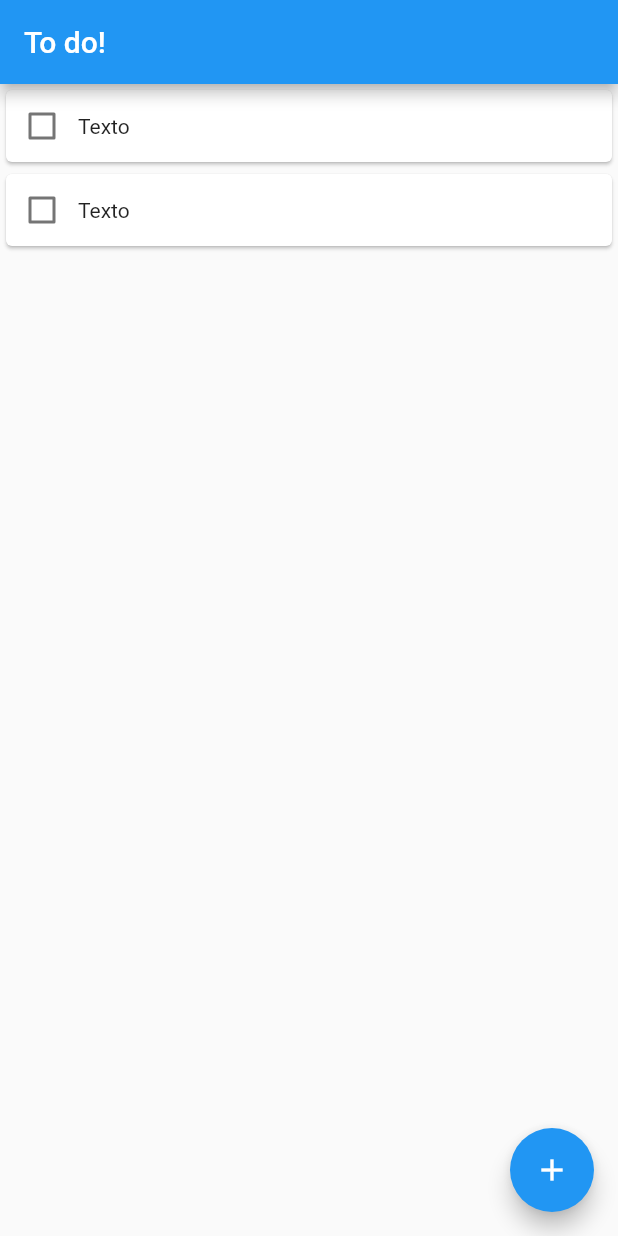
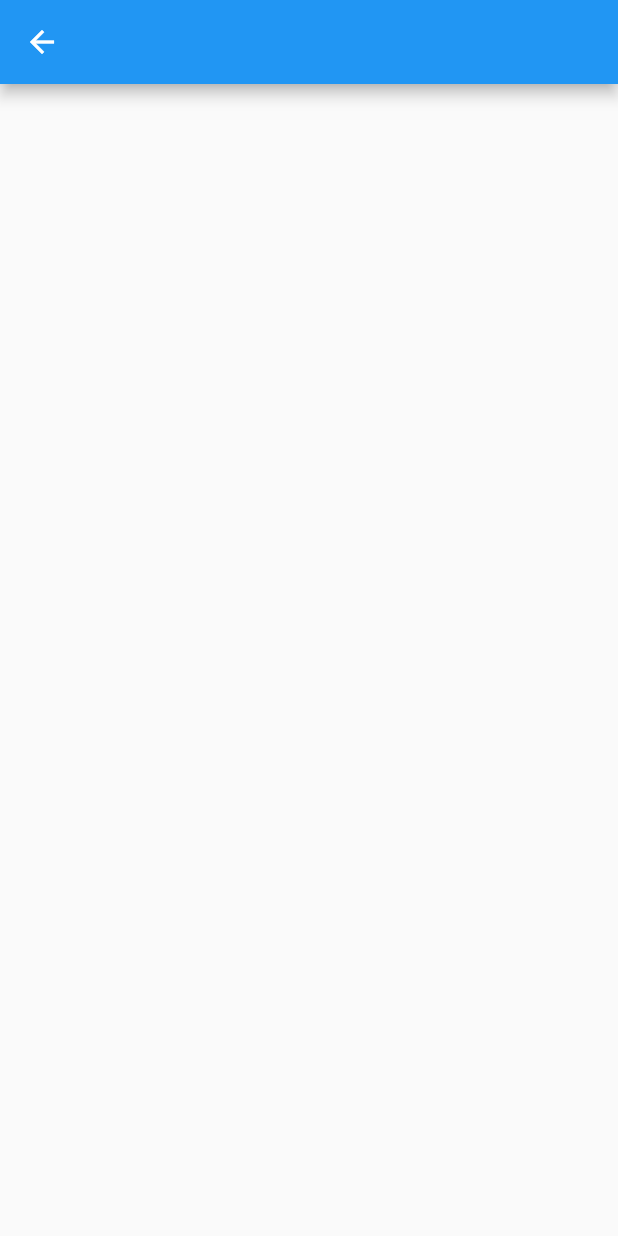
Before and after one commit to CynthiaRaphaella/todo_app, a Flutter app: the screen it shows after launch, after a tap on the "add" icon, on a phone screen of 412 x 824 dp. Run offline on Flutter 3.47's test engine with Material 2 defaults, Android fonts, the phone set to English and light mode, and no system bars.

Commit message:
Add navigation for create todo page

```diff
--- a/lib/UI/todo_list.dart
+++ b/lib/UI/todo_list.dart
@@ -13,5 +13,4 @@ class TodoList extends StatelessWidget{
           )
         );
   }
-
 }
--- a/lib/main.dart
+++ b/lib/main.dart
@@ -1,5 +1,6 @@
 import 'package:flutter/material.dart';
-import 'package:todo_app/UI/todo_list.dart';
+import 'package:todo_app/pages/home_page.dart';
+import 'package:todo_app/pages/create_todo_page.dart';
 
 void main() => runApp(new MyApp());
 
@@ -12,16 +13,10 @@ class MyApp extends StatelessWidget {
       theme: new ThemeData(
         primarySwatch: Colors.blue,
       ),
-      home: Scaffold(
-        appBar: AppBar(
-          title: Text("To do!")
-        ),
-        body: TodoList(),
-        floatingActionButton: FloatingActionButton(
-          onPressed: () => print('a'),
-          child: new Icon(Icons.add),
-        ),
-      )
+      routes: <String, WidgetBuilder>{
+        CreateTodoPage.route: (BuildContext context) => new CreateTodoPage(),
+      },
+      home: HomePage()
     );
   }
 }
--- /dev/null
+++ b/lib/pages/create_todo_page.dart
@@ -0,0 +1,13 @@
+import 'package:flutter/material.dart';
+
+class CreateTodoPage extends StatelessWidget{
+
+  static const String route = '/create';
+
+  @override
+  Widget build(BuildContext context) {
+    return Scaffold(
+      appBar: AppBar(),
+    );
+  }
+}
--- /dev/null
+++ b/lib/pages/home_page.dart
@@ -0,0 +1,22 @@
+import 'package:flutter/material.dart';
+import 'package:todo_app/UI/todo_list.dart';
+import 'package:todo_app/pages/create_todo_page.dart';
+
+class HomePage extends StatelessWidget{
+  @override
+  Widget build(BuildContext context) {
+    return Scaffold(
+        appBar: AppBar(
+          title: Text("To do!")
+        ),
+        body: TodoList(),
+        floatingActionButton: FloatingActionButton(
+          onPressed: () => _performAddNewTodo(context),
+          child: new Icon(Icons.add),
+        ),
+      );
+  }
+  _performAddNewTodo(BuildContext context){
+    Navigator.pushNamed(context, CreateTodoPage.route);
+  }
+}
```
